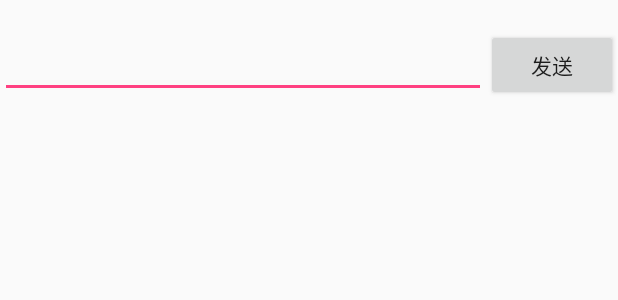
After one commit to zenobiawang/AndroidStudy, an Android app: the layout activity_tcpclient.xml on its own in the app's theme, with its tools: preview values and no code run, on a phone screen of 412 x 824 dp. The commit adds this screen. Shown: the top 300 px of the screen. Run offline under Robolectric (Android 15) with nearby library versions, the phone set to English and light mode, and no system bars.

Commit message:
socket即时通讯

```diff
--- a/androidStudy/app/src/main/AndroidManifest.xml
+++ b/androidStudy/app/src/main/AndroidManifest.xml
@@ -47,6 +47,7 @@
         <activity android:name=".ipc.IPCActivity"/>
         <service android:name=".ipc.TcpServerService"
             android:process=":remote"/>
+        <activity android:name=".ipc.TcpClientActivity"/>
         <!-- ATTENTION: This was auto-generated to add Google Play services to your project for
      App Indexing.  See https://g.co/AppIndexing/AndroidStudio for more information. -->
         <meta-data
--- a/androidStudy/app/src/main/java/com/example/wanghui/androidstudy/ipc/TcpServerService.java
+++ b/androidStudy/app/src/main/java/com/example/wanghui/androidstudy/ipc/TcpServerService.java
@@ -50,7 +50,7 @@ public class TcpServerService extends Service {
         public void run() {
             ServerSocket serverSocket = null;
             try {
-                serverSocket = new ServerSocket(8688);
+                serverSocket = new ServerSocket(8345);
             } catch (IOException e) {
                 e.printStackTrace();
             }
@@ -87,7 +87,7 @@ public class TcpServerService extends Service {
             }
             int i = new Random().nextInt(mDefaultMessage.length);
             String reply = mDefaultMessage[i];
-            out.print(reply);
+            out.println(reply);
         }
         System.out.print("client quit.");
         out.close();
--- a/androidStudy/app/src/main/res/layout/activity_ipc.xml
+++ b/androidStudy/app/src/main/res/layout/activity_ipc.xml
@@ -17,6 +17,11 @@
         android:layout_width="wrap_content"
         android:layout_height="wrap_content"
         android:text="aidl"/>
+    <Button
+        android:id="@+id/btn_socket"
+        android:layout_width="wrap_content"
+        android:layout_height="wrap_content"
+        android:text="socket"/>
     </LinearLayout>
 
 </ScrollView>
--- /dev/null
+++ b/androidStudy/app/src/main/res/layout/activity_tcpclient.xml
@@ -0,0 +1,27 @@
+<?xml version="1.0" encoding="utf-8"?>
+<LinearLayout xmlns:android="http://schemas.android.com/apk/res/android"
+              android:orientation="vertical"
+              android:layout_width="match_parent"
+              android:layout_height="match_parent">
+    <TextView
+        android:id="@+id/tv_content"
+        android:layout_width="match_parent"
+        android:layout_height="wrap_content"/>
+    <LinearLayout
+        android:orientation="horizontal"
+        android:layout_width="match_parent"
+        android:layout_height="wrap_content">
+        <EditText
+            android:id="@+id/et_reply_content"
+            android:layout_width="0dp"
+            android:layout_height="wrap_content"
+            android:layout_weight="1"/>
+        <Button
+            android:id="@+id/btn_send"
+            android:layout_width="wrap_content"
+            android:layout_height="wrap_content"
+            android:text="发送"
+            />
+    </LinearLayout>
+
+</LinearLayout>
```
Also changed, not shown: androidStudy/app/src/main/java/com/example/wanghui/androidstudy/ipc/IPCActivity.java (+10 -0 lines), androidStudy/app/src/main/java/com/example/wanghui/androidstudy/ipc/TcpClientActivity.java (added, +110 -0 lines).
